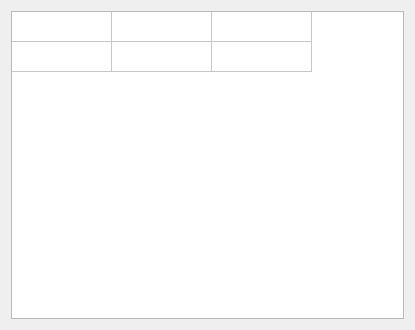
Qt form cosmetic_src/Cosmetic/SSMainMenu.ui (oaheiw/darwinner) before a commit.
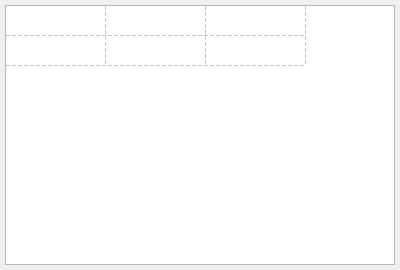
The same form after that commit.

```diff
--- a/cosmetic_src/Cosmetic/SSMainMenu.ui
+++ b/cosmetic_src/Cosmetic/SSMainMenu.ui
@@ -9,26 +9,26 @@
    <rect>
     <x>0</x>
     <y>0</y>
-    <width>415</width>
-    <height>330</height>
+    <width>400</width>
+    <height>270</height>
    </rect>
   </property>
   <property name="sizePolicy">
-   <sizepolicy hsizetype="Fixed" vsizetype="Fixed">
+   <sizepolicy hsizetype="Preferred" vsizetype="Preferred">
     <horstretch>0</horstretch>
     <verstretch>0</verstretch>
    </sizepolicy>
   </property>
   <property name="minimumSize">
    <size>
-    <width>415</width>
-    <height>330</height>
+    <width>0</width>
+    <height>0</height>
    </size>
   </property>
   <property name="maximumSize">
    <size>
-    <width>415</width>
-    <height>330</height>
+    <width>400</width>
+    <height>270</height>
    </size>
   </property>
   <property name="font">
@@ -49,8 +49,23 @@
    <bool>true</bool>
   </property>
   <layout class="QVBoxLayout" name="verticalLayout">
+   <property name="spacing">
+    <number>0</number>
+   </property>
+   <property name="sizeConstraint">
+    <enum>QLayout::SetMaximumSize</enum>
+   </property>
+   <property name="margin">
+    <number>5</number>
+   </property>
    <item>
     <widget class="QTableWidget" name="FunctionTableWidget">
+     <property name="sizePolicy">
+      <sizepolicy hsizetype="Expanding" vsizetype="Expanding">
+       <horstretch>0</horstretch>
+       <verstretch>0</verstretch>
+      </sizepolicy>
+     </property>
      <property name="font">
       <font>
        <family>宋体</family>
@@ -59,20 +74,23 @@
        <bold>false</bold>
       </font>
      </property>
+     <property name="frameShadow">
+      <enum>QFrame::Raised</enum>
+     </property>
      <property name="editTriggers">
       <set>QAbstractItemView::NoEditTriggers</set>
      </property>
      <property name="iconSize">
       <size>
-       <width>96</width>
-       <height>128</height>
+       <width>100</width>
+       <height>100</height>
       </size>
      </property>
      <property name="showGrid">
       <bool>true</bool>
      </property>
      <property name="gridStyle">
-      <enum>Qt::SolidLine</enum>
+      <enum>Qt::DashLine</enum>
      </property>
      <property name="rowCount">
       <number>2</number>
```
Left out of the diff: 3 changed lines with no effect on the pictures.
